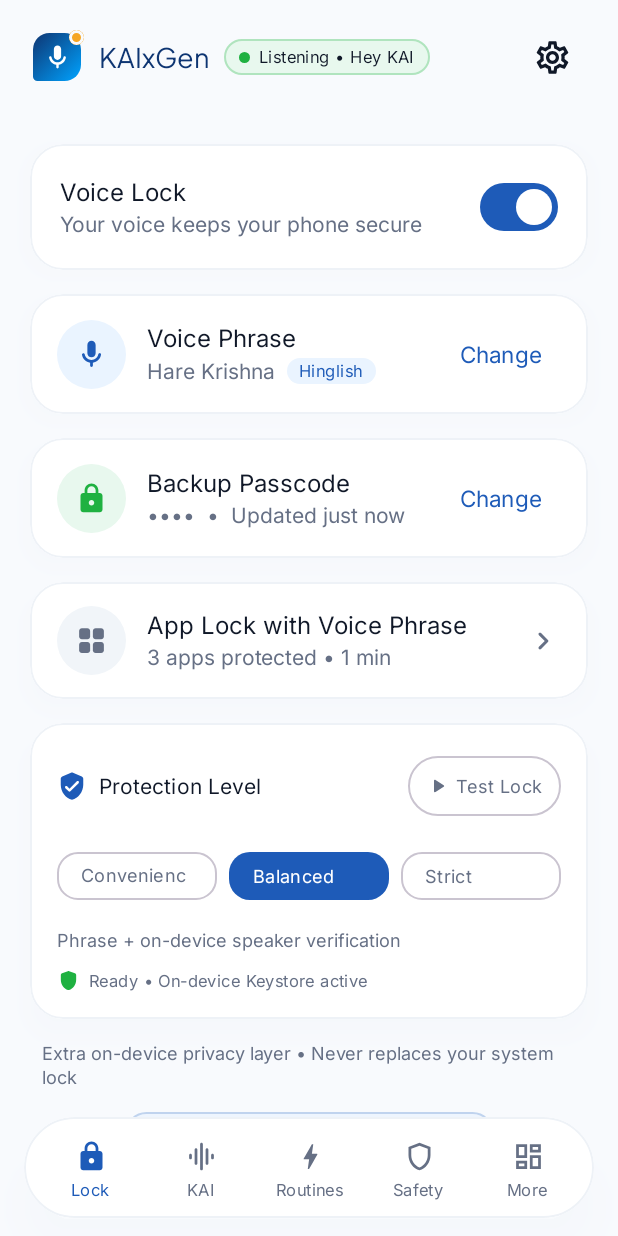
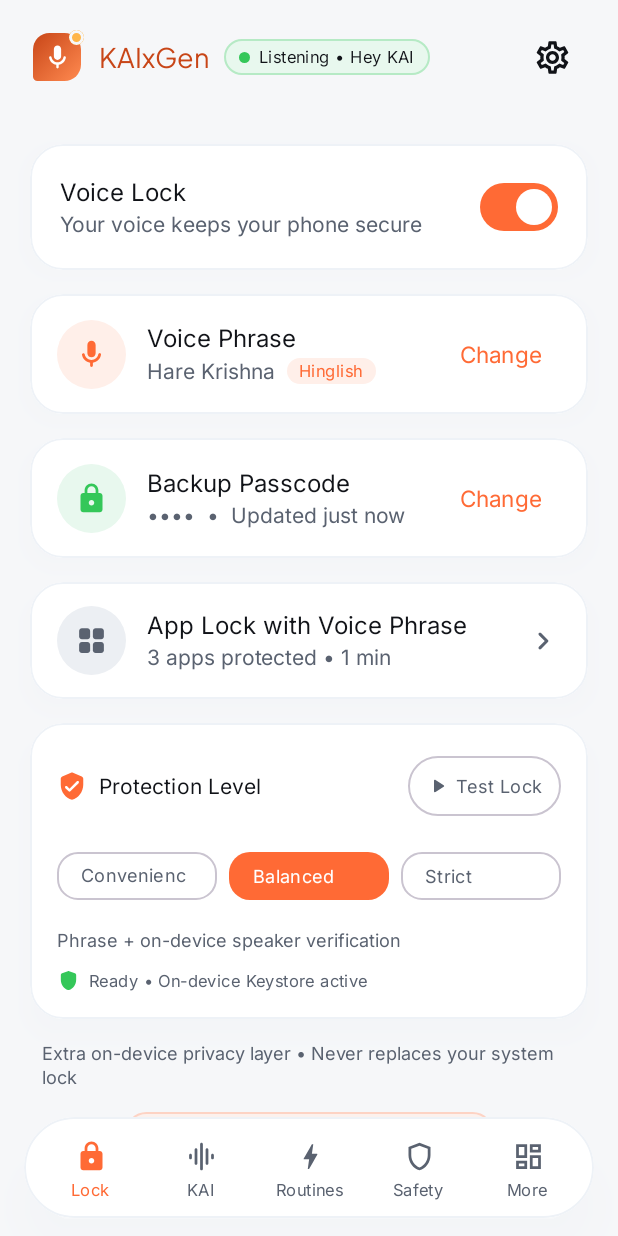
Before and after one commit to GOKUxEDITION/KAIxGenAiAssistant, an Android app built with Jetpack Compose: the screen it shows after launch (MainActivity), on a phone screen of 412 x 824 dp. Run offline under Robolectric (Android 15) with nearby library versions, the phone set to English and light mode, and no system bars; our stand-ins replace Room's generated code; libraries missing offline, so code that uses them is left out: androidx.camera.core, androidx.camera.lifecycle; 5 statements that could not run were skipped.

Commit message:
Upgrade Color.kt to Premium Dark Charcoal & Subtle Orange design system
Updated color palette to include new dark charcoal and orange colors while preserving legacy brand aliases for compatibility.

```diff
--- a/app/src/main/java/com/kaixgen/assistant/ui/theme/Color.kt
+++ b/app/src/main/java/com/kaixgen/assistant/ui/theme/Color.kt
@@ -2,39 +2,56 @@ package com.kaixgen.assistant.ui.theme
 
 import androidx.compose.ui.graphics.Color
 
-// Brand Core Palette (PRD 04 §3 + Reference UI Screenshots)
-val KaiBluePrimary = Color(0xFF1E5BB8)
-val KaiBlueDeep = Color(0xFF0E3572)
-val KaiBlueButton = Color(0xFF0B68AD)
-val KaiCyanAccent = Color(0xFF00A3FF)
-val KaiCyanGlow = Color(0xFF56CCF2)
-val KaiSkyTint = Color(0xFFEAF4FF)
+// Premium Dark Charcoal + Subtle Orange Core Palette (v3.0 Design System)
+val KaiObsidianBg = Color(0xFF0B0D10)
+val KaiCharcoalBg = Color(0xFF12151A)
+val KaiSurfaceCharcoal = Color(0xFF1A1D23)
+val KaiElevatedCharcoal = Color(0xFF22262D)
+val KaiGlassOverlay = Color(0xCC1A1D23)
+val KaiGlassBorder = Color(0x26FFFFFF)
+val KaiDividerDark = Color(0xFF2A2F38)
+
+val KaiOrangePrimary = Color(0xFFFF6A35)
+val KaiOrangeSecondary = Color(0xFFFF8A50)
+val KaiOrangeTintDark = Color(0x29FF6A35)
+val KaiOrangeTintLight = Color(0xFFFFEFE9)
 
 // Semantic Accents
-val KaiGreenSuccess = Color(0xFF1FB141)
+val KaiGreenSuccess = Color(0xFF34C759)
 val KaiGreenTint = Color(0xFFE8F8EE)
-val KaiWarningOrange = Color(0xFFF5A623)
+val KaiGreenTintDark = Color(0x2434C759)
+val KaiWarningOrange = Color(0xFFFFB547)
 val KaiWarningTint = Color(0xFFFFF6E5)
-val KaiDangerRed = Color(0xFFD93025)
+val KaiWarningTintDark = Color(0x24FFB547)
+val KaiDangerRed = Color(0xFFFF5C5C)
 val KaiDangerTint = Color(0xFFFEECEB)
+val KaiDangerTintDark = Color(0x29FF5C5C)
+
+// Legacy Brand Aliases (preserved for 100% compatibility across all existing screens)
+val KaiBluePrimary = KaiOrangePrimary
+val KaiBlueDeep = Color(0xFFC84618)
+val KaiBlueButton = KaiOrangePrimary
+val KaiCyanAccent = KaiOrangeSecondary
+val KaiCyanGlow = Color(0xFFFFA575)
+val KaiSkyTint = KaiOrangeTintLight
 
 // Light Surfaces & Text
-val KaiSurfaceLight = Color(0xFFF8FAFD)
+val KaiSurfaceLight = Color(0xFFF6F7F9)
 val KaiCardLight = Color(0xFFFFFFFF)
-val KaiSurfaceVariantLight = Color(0xFFF1F5F9)
-val KaiOutlineLight = Color(0xFFE2E8F0)
-val KaiTextPrimaryLight = Color(0xFF101828)
-val KaiTextSecondaryLight = Color(0xFF667085)
+val KaiSurfaceVariantLight = Color(0xFFECEFF3)
+val KaiOutlineLight = Color(0xFFDDE2EA)
+val KaiTextPrimaryLight = Color(0xFF111318)
+val KaiTextSecondaryLight = Color(0xFF5A6270)
 val KaiIconNeutralLight = Color(0xFF475467)
 
 // Dark Surfaces & Text
-val KaiSurfaceDark = Color(0xFF0B111E)
-val KaiCardDark = Color(0xFF131D31)
-val KaiSurfaceVariantDark = Color(0xFF1B2842)
-val KaiOutlineDark = Color(0xFF283958)
-val KaiBluePrimaryDark = Color(0xFF4C9BFF)
-val KaiCyanAccentDark = Color(0xFF38BDF8)
-val KaiSkyTintDark = Color(0xFF172D4F)
-val KaiGreenTintDark = Color(0xFF123524)
-val KaiTextPrimaryDark = Color(0xFFF2F5FA)
-val KaiTextSecondaryDark = Color(0xFF98A6BE)
+val KaiSurfaceDark = KaiObsidianBg
+val KaiCardDark = KaiSurfaceCharcoal
+val KaiSurfaceVariantDark = KaiElevatedCharcoal
+val KaiOutlineDark = KaiDividerDark
+val KaiBluePrimaryDark = KaiOrangePrimary
+val KaiCyanAccentDark = KaiOrangeSecondary
+val KaiSkyTintDark = KaiOrangeTintDark
+val KaiTextPrimaryDark = Color(0xFFF5F5F7)
+val KaiTextSecondaryDark = Color(0xFFA7ADB7)
+val KaiTextMutedDark = Color(0xFF737B87)
```
